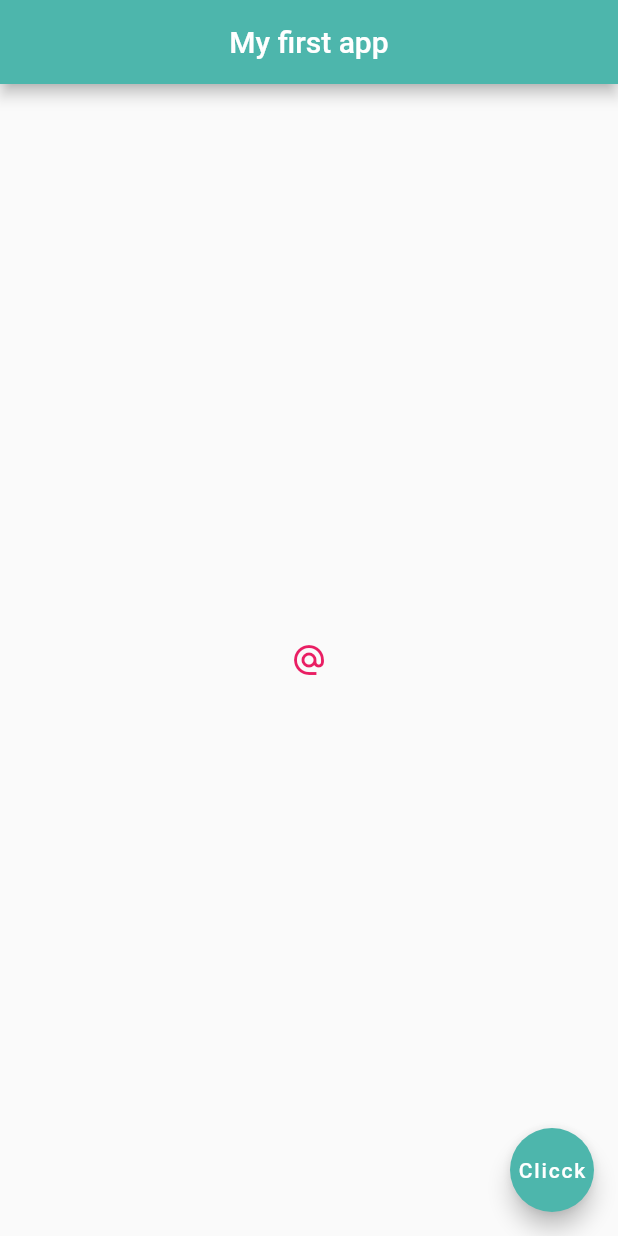
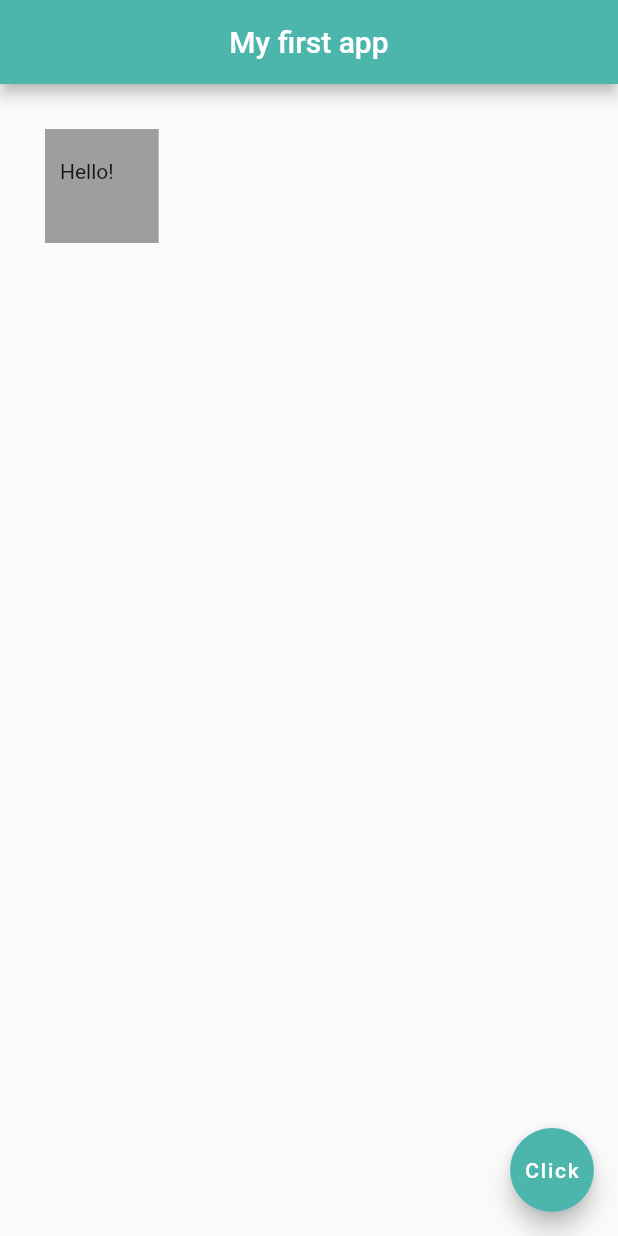
Before and after one commit to tylerwools79/learningFlutter, a Flutter app: the screen it shows after launch, on a phone screen of 412 x 824 dp. Run offline on Flutter 3.47's test engine with Material 2 defaults, Android fonts, the phone set to English and light mode, and no system bars.

Commit message:
Containers and padding notes and demo

```diff
--- a/lib/main.dart
+++ b/lib/main.dart
@@ -15,14 +15,22 @@ class Home extends StatelessWidget {
         centerTitle: true,
         backgroundColor: Colors.teal[300],
       ),
-      body: Center(
-        child: IconButton(
+      body: Container( //if all you're doing is padding one widget and not using margin at all you can use a Padding() widget.
+        //margin is outside space
+        //padding is inside space
+        padding: EdgeInsets.fromLTRB(10.0, 20.0, 30.0, 40.0),//EdgeInsets.symmetric(horizontal: 30.0, vertical: 10.0), //EdgeInsets.all(20.0),
+        margin: EdgeInsets.all(30.0),
+        color: Colors.grey,
+        child: Text('Hello!'),
+
+        /*child: IconButton(
           onPressed: () {
             print('You clicked @');
           },
           icon: Icon(Icons.alternate_email),
           color: Colors.pink
-        )/*child: RaisedButton(
+        )*/
+        /*child: RaisedButton(
           onPressed: (){
             print('you clicked me');
           },
@@ -49,7 +57,7 @@ class Home extends StatelessWidget {
       ),
       floatingActionButton: FloatingActionButton(
         onPressed: () {},
-        child: Text('Clicck'),
+        child: Text('Click'),
         backgroundColor: Colors.teal[300],
       ),
     );
```
